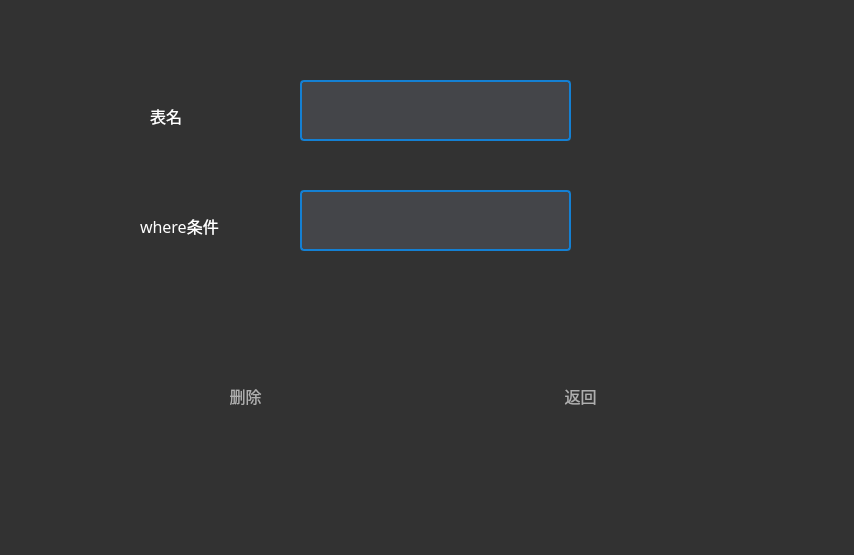
This is DBtraining/deletetable.ui in 2023XDProject/DBMS2.0 as Qt 5 draws it before an edit. The edited form follows.
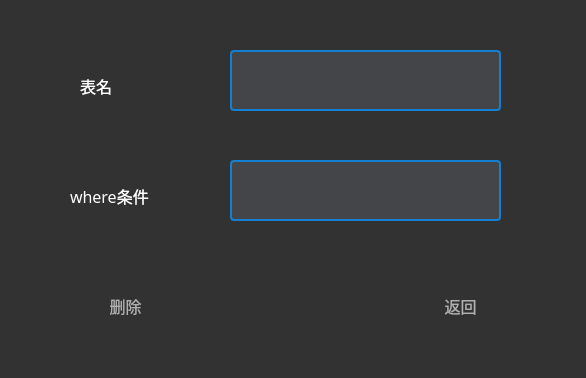
This is the edited form. Icons and pictures are not drawn.

Patch:
```diff
--- a/DBtraining/deletetable.ui
+++ b/DBtraining/deletetable.ui
@@ -6,8 +6,8 @@
    <rect>
     <x>0</x>
     <y>0</y>
-    <width>854</width>
-    <height>555</height>
+    <width>586</width>
+    <height>378</height>
    </rect>
   </property>
   <property name="windowTitle">
@@ -19,8 +19,8 @@
   <widget class="QLabel" name="delete_Lable">
    <property name="geometry">
     <rect>
-     <x>150</x>
-     <y>95</y>
+     <x>80</x>
+     <y>65</y>
      <width>131</width>
      <height>41</height>
     </rect>
@@ -41,8 +41,8 @@
   <widget class="QLabel" name="label_2">
    <property name="geometry">
     <rect>
-     <x>140</x>
-     <y>200</y>
+     <x>70</x>
+     <y>170</y>
      <width>151</width>
      <height>51</height>
     </rect>
@@ -63,12 +63,18 @@
   <widget class="QTextEdit" name="delete_textEdit">
    <property name="geometry">
     <rect>
-     <x>300</x>
-     <y>80</y>
+     <x>230</x>
+     <y>50</y>
      <width>271</width>
      <height>61</height>
     </rect>
    </property>
+   <property name="font">
+    <font>
+     <family>Arial</family>
+     <pointsize>10</pointsize>
+    </font>
+   </property>
    <property name="styleSheet">
     <string notr="true">background: rgb(68, 69, 73);
 border-radius:4px;
@@ -80,12 +86,18 @@
   <widget class="QTextEdit" name="where_textEdit">
    <property name="geometry">
     <rect>
-     <x>300</x>
-     <y>190</y>
+     <x>230</x>
+     <y>160</y>
      <width>271</width>
      <height>61</height>
     </rect>
    </property>
+   <property name="font">
+    <font>
+     <family>Arial</family>
+     <pointsize>10</pointsize>
+    </font>
+   </property>
    <property name="styleSheet">
     <string notr="true">background: rgb(68, 69, 73);
 border-radius:4px;
@@ -97,8 +109,8 @@
   <widget class="QPushButton" name="delete_pushButton">
    <property name="geometry">
     <rect>
-     <x>170</x>
-     <y>370</y>
+     <x>50</x>
+     <y>280</y>
      <width>151</width>
      <height>51</height>
     </rect>
@@ -126,8 +138,8 @@
   <widget class="QPushButton" name="back_pushButton">
    <property name="geometry">
     <rect>
-     <x>520</x>
-     <y>370</y>
+     <x>400</x>
+     <y>280</y>
      <width>121</width>
      <height>51</height>
     </rect>
```
